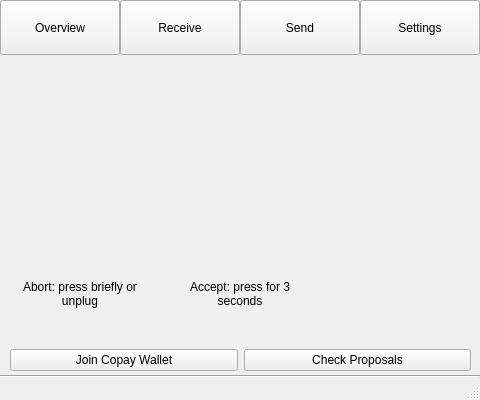
Old version of the form src/qt/ui/overview.ui in the repository jonasschnelli/dbb-app.
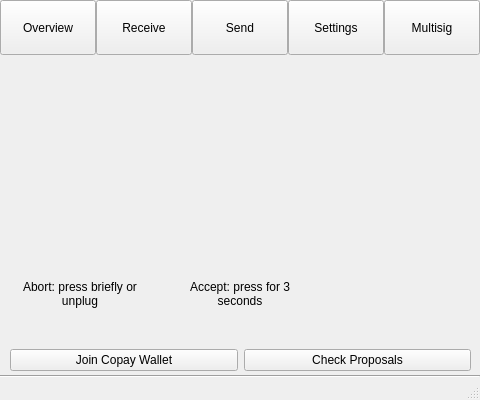
New version of the form. The open tabs and pages were chosen to show the change. Icons and pictures are not drawn.

Commit message: overhaul UI and overhaul copay integration

```diff
--- a/src/qt/ui/overview.ui
+++ b/src/qt/ui/overview.ui
@@ -306,7 +306,7 @@
         <height>331</height>
        </rect>
       </property>
-      <layout class="QVBoxLayout" name="verticalLayout_3">
+      <layout class="QVBoxLayout" name="copayVLayout">
        <property name="leftMargin">
         <number>10</number>
        </property>
@@ -815,7 +815,7 @@
      <rect>
       <x>0</x>
       <y>0</y>
-      <width>120</width>
+      <width>96</width>
       <height>55</height>
      </rect>
     </property>
@@ -826,12 +826,28 @@
      <bool>false</bool>
     </property>
    </widget>
+   <widget class="QPushButton" name="multisigButton">
+    <property name="geometry">
+     <rect>
+      <x>384</x>
+      <y>0</y>
+      <width>96</width>
+      <height>55</height>
+     </rect>
+    </property>
+    <property name="text">
+     <string>Multisig</string>
+    </property>
+    <property name="flat">
+     <bool>false</bool>
+    </property>
+   </widget>
    <widget class="QPushButton" name="receiveButton">
     <property name="geometry">
      <rect>
-      <x>120</x>
+      <x>96</x>
       <y>0</y>
-      <width>120</width>
+      <width>96</width>
       <height>55</height>
      </rect>
     </property>
@@ -858,9 +874,9 @@
    <widget class="QPushButton" name="sendButton">
     <property name="geometry">
      <rect>
-      <x>240</x>
+      <x>192</x>
       <y>0</y>
-      <width>120</width>
+      <width>96</width>
       <height>55</height>
      </rect>
     </property>
@@ -874,9 +890,9 @@
    <widget class="QPushButton" name="mainSettingsButton">
     <property name="geometry">
      <rect>
-      <x>360</x>
+      <x>288</x>
       <y>0</y>
-      <width>120</width>
+      <width>96</width>
       <height>55</height>
      </rect>
     </property>
```
Left out of the diff: 24 changed lines with no effect on the pictures. The commit also changes 2 other files.
